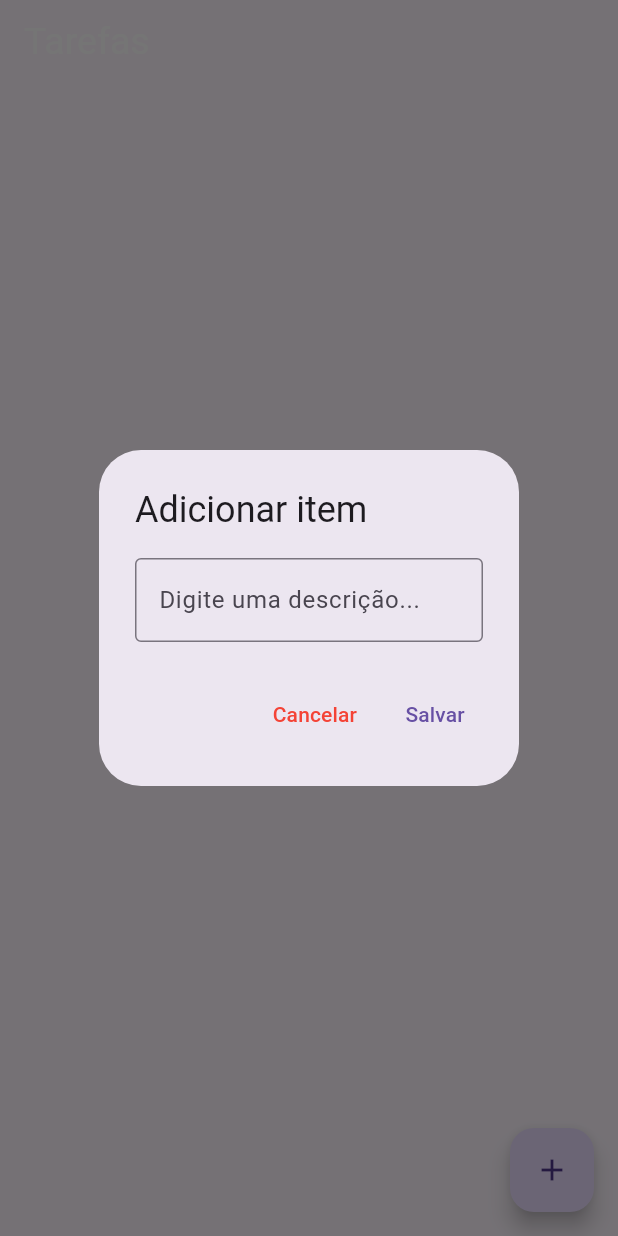
After one commit to Antonio-Zago/curso_flutter, a Flutter app: the Principal screen opened directly, after a tap on the "add" icon, on a phone screen of 412 x 824 dp. The commit adds this screen. Run offline on Flutter 3.47's test engine with Material 3 defaults, Android fonts, the phone set to English and light mode, and no system bars; our stand-ins replace flutter_mobx, google_maps_flutter, mobx; generated files the repository leaves out were written again.

Commit message:
Controle de estado de listas

```diff
--- /dev/null
+++ b/mobx_aula/lib/Principal.dart
@@ -0,0 +1,95 @@
+import 'package:flutter/material.dart';
+import 'package:flutter_mobx/flutter_mobx.dart';
+import 'package:mobx/mobx.dart';
+import 'package:mobx_aula/item_controller.dart';
+import 'package:mobx_aula/principal_controller.dart';
+
+class Principal extends StatefulWidget {
+  @override
+  _PrincipalState createState() => _PrincipalState();
+}
+
+class _PrincipalState extends State<Principal> {
+
+  PrincipalController principalController = PrincipalController();
+
+
+  _dialog(){
+    showDialog(
+        context: context,
+        builder: (_){
+          return AlertDialog(
+            title: Text("Adicionar item"),
+            content: TextField(
+              decoration: InputDecoration(
+                  border: OutlineInputBorder(),
+                  labelText: "Digite uma descrição..."
+              ),
+              onChanged: principalController.setNovoItem,
+            ),
+            actions: [
+              TextButton(
+                  onPressed: (){ Navigator.pop(context); },
+                  child: Text("Cancelar", style: TextStyle(
+                      color: Colors.red
+                  ),)
+              ),
+              TextButton(
+                  onPressed: (){
+                    principalController.adicionarItem();
+                    Navigator.pop(context);
+                  },
+                  child: Text("Salvar")
+              )
+            ],
+          );
+        }
+    );
+  }
+
+  @override
+  Widget build(BuildContext context) {
+    return Scaffold(
+      appBar: AppBar(
+        title: Text(
+          "Tarefas",
+          style: TextStyle(fontSize: 25, color: Colors.white),
+        ),
+      ),
+      body: Observer(
+        builder: (_){
+          return ListView.builder(
+            itemCount: principalController.lista.length,
+            itemBuilder: (_, indice){
+              return Observer(
+                  builder: (_){
+                    return ListTile(
+                      title: Text(
+                        principalController.lista[indice].titulo,
+                        style: TextStyle(
+                            decoration: principalController.lista[indice].marcado == true ? TextDecoration.lineThrough : null
+                        ),
+                      ),
+                      leading: Checkbox(
+                        value: principalController.lista[indice].marcado,
+                        onChanged: principalController.lista[indice].AlterarMarcado,
+                      ),
+                      onTap: (){
+                        principalController.lista[indice].marcado = principalController.lista[indice].marcado;
+                      },
+                    );
+                  }
+              );
+            },
+          );
+        },
+      ),
+      floatingActionButton: FloatingActionButton(
+        child: Icon(Icons.add),
+        onPressed: (){
+          _dialog();
+        },
+      ),
+    );
+  }
+}
```
Also changed, not shown: mobx_aula/lib/Home.dart (+8 -1 lines), mobx_aula/lib/item_controller.dart (added, +17 -0 lines), mobx_aula/lib/principal_controller.dart (added, +23 -0 lines), mobx_aula/lib/item_controller.g.dart (added), mobx_aula/lib/principal_controller.g.dart (added).
